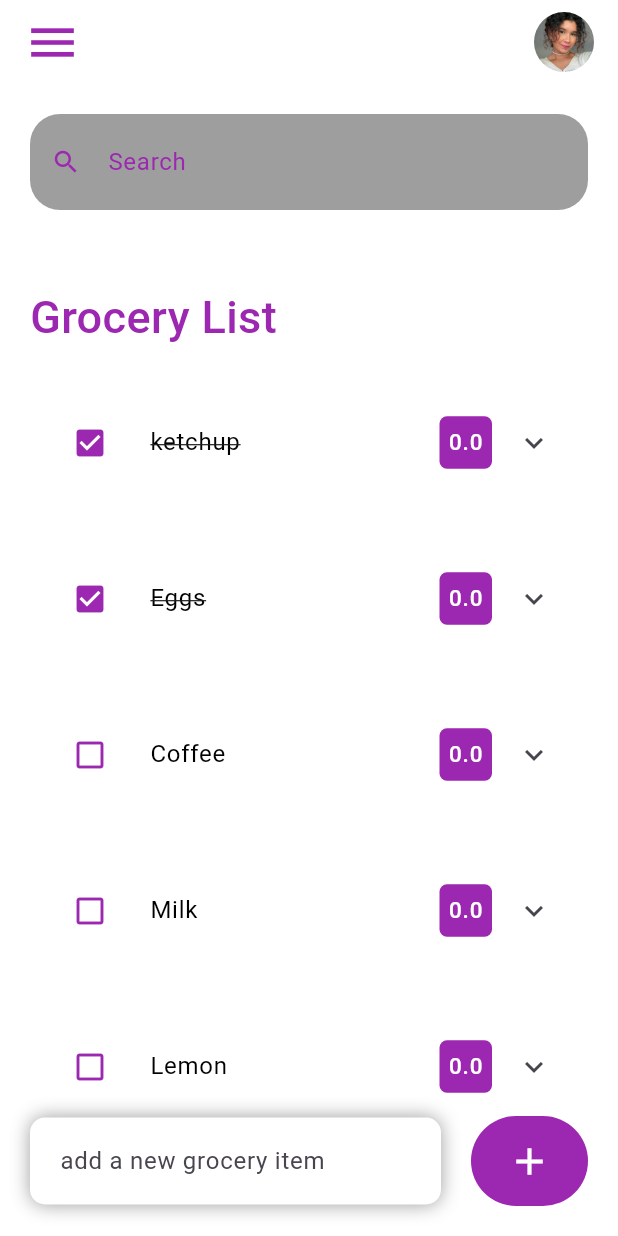
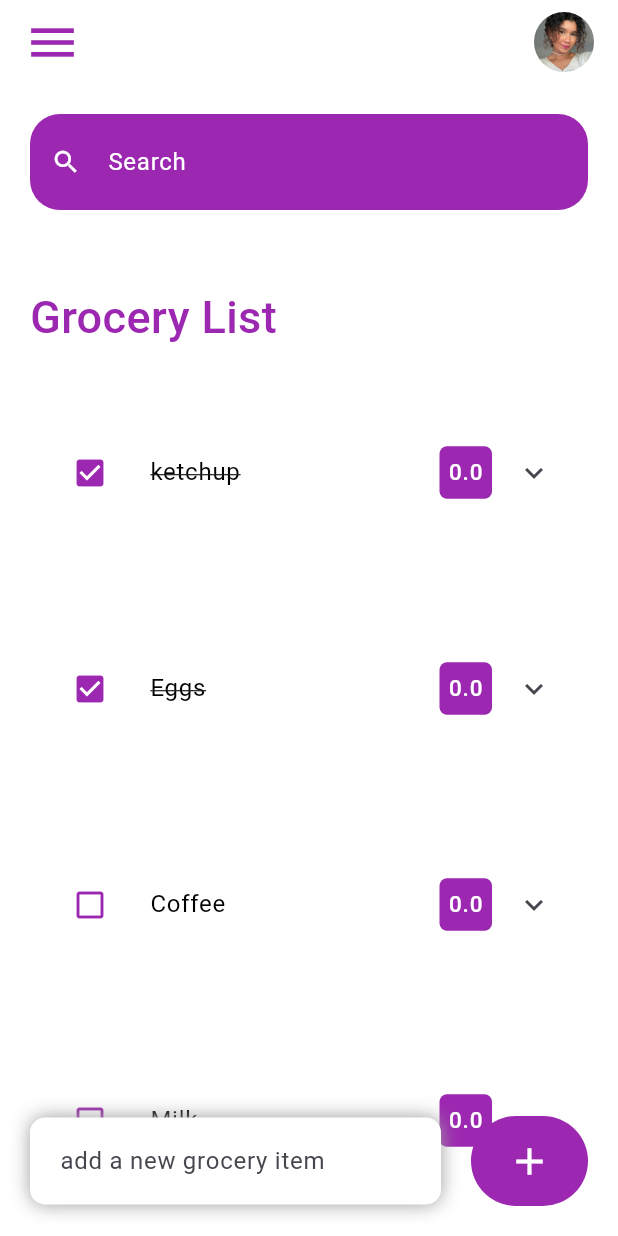
Before and after one commit to saycass/grocery-list, a Flutter app: the screen it shows after launch, on a phone screen of 412 x 824 dp. Run offline on Flutter 3.47's test engine with Material 3 defaults, Android fonts, the phone set to English and light mode, and no system bars.

Commit message:
Update and add some features of the app.

```diff
--- a/lib/model/to_buy.dart
+++ b/lib/model/to_buy.dart
@@ -1,6 +1,8 @@
+import 'package:flutter/foundation.dart';
+
 class ToBuy {
-  String ? id;
-  String ? toBuyText;
+  String  id;
+  String  toBuyText;
   late bool isDone;
   int count = 0;
 
@@ -10,13 +12,18 @@ class ToBuy {
     this.isDone = false,
 
 });
+
   static List <ToBuy> toBuyList () {
     return [
       ToBuy(id: "01".toString(), toBuyText: "ketchup", isDone:true),
-      ToBuy(id: "01".toString(), toBuyText: "Eggs", isDone:true),
-      ToBuy(id: "01".toString(), toBuyText: "Coffee"),
-      ToBuy(id: "01".toString(), toBuyText: "Milk"),
-      ToBuy(id: "01".toString(), toBuyText: "Lemon"),
+      ToBuy(id: "02".toString(), toBuyText: "Eggs", isDone:true),
+      ToBuy(id: "03".toString(), toBuyText: "Coffee"),
+      ToBuy(id: "04".toString(), toBuyText: "Milk"),
+      ToBuy(id: "05".toString(), toBuyText: "Lemon"),
     ];
   }
+
+  void add() {}
+
+  void remove() {}
 }
--- a/lib/screen/home_screen.dart
+++ b/lib/screen/home_screen.dart
@@ -12,6 +12,14 @@ class HomeScreen extends StatefulWidget {
 
 class _HomeScreenState extends State<HomeScreen> {
   final toBuyList = ToBuy.toBuyList();
+  List<ToBuy> _foundToBuy = [];
+  final _toBuyController = TextEditingController();
+
+  @override
+  void initState() {
+    _foundToBuy = toBuyList;
+    super.initState();
+  }
 
   @override
   Widget build(BuildContext context) {
@@ -39,11 +47,11 @@ class _HomeScreenState extends State<HomeScreen> {
                           ),
                         ),
                       ),
-                      for (ToBuy tobuy in toBuyList)
+                      for (ToBuy tobuy in _foundToBuy)
                         ToBuyItem(
                           tobuy: tobuy,
                           onToBuyChanged: _handleToBuyChange,
-                          onDeleteItem: () {},
+                          onDeleteItem: _deleteToBuyItem,
                         ),
                     ],
                   ),
@@ -76,8 +84,9 @@ class _HomeScreenState extends State<HomeScreen> {
                       ],
                       borderRadius: BorderRadius.circular(10),
                     ),
-                    child: const TextField(
-                      decoration: InputDecoration(
+                    child: TextField(
+                      controller: _toBuyController,
+                      decoration: const InputDecoration(
                         hintText: "add a new grocery item",
                         border: InputBorder.none,
                       ),
@@ -90,12 +99,14 @@ class _HomeScreenState extends State<HomeScreen> {
                     right: 20,
                   ),
                   child: ElevatedButton(
-                    onPressed: () {},
+                    onPressed: () {
+                      _addToBuyItem(_toBuyController.text);
+                    },
                     style: ElevatedButton.styleFrom(
-                      backgroundColor:  Colors.purple,
-                      minimumSize:  const Size (60,60),
-                      elevation: 0),
-                    child: const  Icon (
+                        backgroundColor: Colors.purple,
+                        minimumSize: const Size(60, 60),
+                        elevation: 0),
+                    child: const Icon(
                       Icons.add,
                       color: Colors.white,
                       size: 30,
@@ -110,24 +121,57 @@ class _HomeScreenState extends State<HomeScreen> {
     );
   }
 
-  void _handleToBuyChange (ToBuy tobuy) {
+  void _handleToBuyChange(ToBuy tobuy) {
     setState(() {
       tobuy.isDone = !tobuy.isDone;
+    });
+  }
+
+  void _deleteToBuyItem(String id) {
+    setState(() {
+      toBuyList.removeWhere((item) => item.id == id);
+    });
+  }
+
+  void _addToBuyItem(String toBuy) {
+    setState(() {
+      toBuyList.add(ToBuy(
+          id: DateTime.now().microsecondsSinceEpoch.toString(),
+          toBuyText: toBuy));
+    });
+    _toBuyController.clear();
+  }
+
+  void _runFilter(String enteredKeyword) {
+    List<ToBuy> results = [];
+    if (enteredKeyword.isEmpty) {
+      results = toBuyList;
+    } else {
+      results = toBuyList
+          .where((item) => item.toBuyText
+              .toLowerCase()
+              .contains(enteredKeyword.toLowerCase()))
+          .toList();
+    }
+
+    setState(() {
+      _foundToBuy = results;
     });
   }
 
   Container searchBox() {
     return Container(
       decoration: BoxDecoration(
-        color: Colors.grey,
+        color: Colors.purple,
         borderRadius: BorderRadius.circular(20),
       ),
-      child: const TextField(
+      child: TextField(
+          onChanged: (value) => _runFilter(value),
         decoration: InputDecoration(
           contentPadding: EdgeInsets.all(20),
           prefixIcon: Icon(
             Icons.search,
-            color: Colors.purple,
+            color: Colors.white,
             size: 20,
           ),
           // prefixIconConstraints: BoxConstraints(
@@ -137,7 +181,7 @@ class _HomeScreenState extends State<HomeScreen> {
           border: InputBorder.none,
           hintText: "Search",
           hintStyle: TextStyle(
-            color: Colors.purple,
+            color: Colors.white,
           ),
         ),
       ),
--- a/lib/widget/to_buy_item.dart
+++ b/lib/widget/to_buy_item.dart
@@ -5,13 +5,12 @@ import '../model/to_buy.dart';
 import 'counter_item.dart';
 
 double _add = 0;
-double _remove = 0;
+
 
 class ToBuyItem extends StatefulWidget {
-
   final ToBuy tobuy;
   final void Function(ToBuy) onToBuyChanged;
-  final void Function() onDeleteItem;
+  final void Function(String) onDeleteItem;
 
   const ToBuyItem(
       {Key? key,
@@ -25,38 +24,21 @@ class ToBuyItem extends StatefulWidget {
 }
 
 class _ToBuyItemState extends State<ToBuyItem> {
-
-  int counting = 0;
-
-  void remove () {
-    setState(() {
-      counting ++;
-    });
-    if (kDebugMode) {
-      print(counting);
-    }
-  }
-
-  void add () {
-    setState(() {
-      counting ++;
-    });
-    if (kDebugMode) {
-      print (counting);
-    }
-  }
+  int count = 0;
 
   final toBuyList = ToBuy.toBuyList();
 
   @override
   Widget build(BuildContext context) {
     return Container(
-      margin: const EdgeInsets.only(bottom: 20),
+      margin: const EdgeInsets.only(bottom: 40, top: 20),
       child: Dismissible(
-        key: Key(widget.tobuy.toBuyText!),
+        key: Key(widget.tobuy.toBuyText),
         onDismissed: (direction) {
           setState(() {
+            widget.onDeleteItem (widget.tobuy.id);
             toBuyList.remove(widget.tobuy);
+
           });
         },
         child: ExpansionTile(
@@ -64,8 +46,7 @@ class _ToBuyItemState extends State<ToBuyItem> {
             shape: RoundedRectangleBorder(
               borderRadius: BorderRadius.circular(20),
             ),
-            contentPadding:
-                const EdgeInsets.symmetric( vertical: 5),
+            contentPadding: const EdgeInsets.symmetric(vertical: 5),
             tileColor: Colors.white,
             leading: IconButton(
               onPressed: () {
@@ -96,7 +77,7 @@ class _ToBuyItemState extends State<ToBuyItem> {
                 color: Colors.purple,
                 borderRadius: BorderRadius.circular(5),
               ),
-              child:  Align(
+              child: Align(
                 alignment: Alignment.center,
                 child: Text(
                   "$_add",
@@ -111,24 +92,28 @@ class _ToBuyItemState extends State<ToBuyItem> {
           children: <Widget>[
             ListTile(
               leading: IconButton(
-                icon: const Icon(Icons.add_circle,
+                icon: const Icon(
+                  Icons.add_circle,
                   color: Colors.purple,
                 ),
                 onPressed: () {
-                  setState(() {
-                    counting. toString();
-                    _add += 1;
-                  });
+                  widget.tobuy.add();
+                    setState(() {
+                      _add += 1;
+                      count. toString();
+                    });
                 },
               ),
               trailing: IconButton(
-                icon: const Icon(Icons.remove_circle,
+                icon: const Icon(
+                  Icons.remove_circle,
                   color: Colors.purple,
                 ),
                 onPressed: () {
+                  widget.tobuy.remove();
                   setState(() {
-                    counting. toString();
-                    _remove += 1;
+                    _add -= 1;
+                    count. toString();
                   });
                 },
               ),
```
Also changed, not shown: lib/widget/counter_item.dart (+1 -21 lines).
